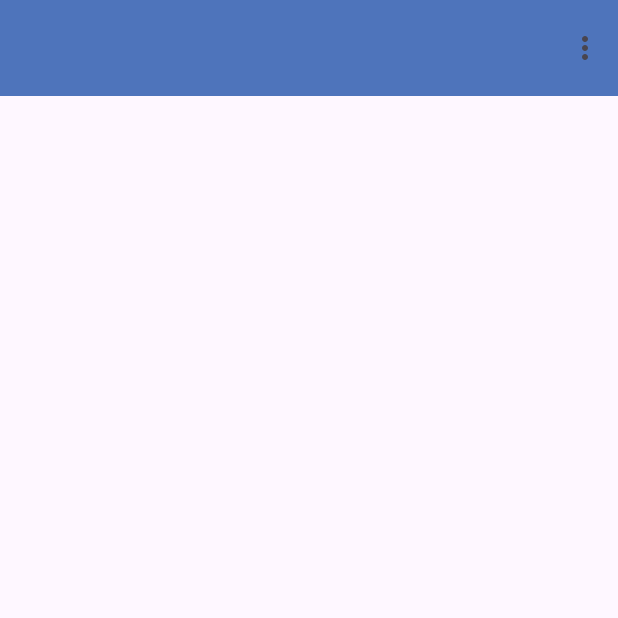
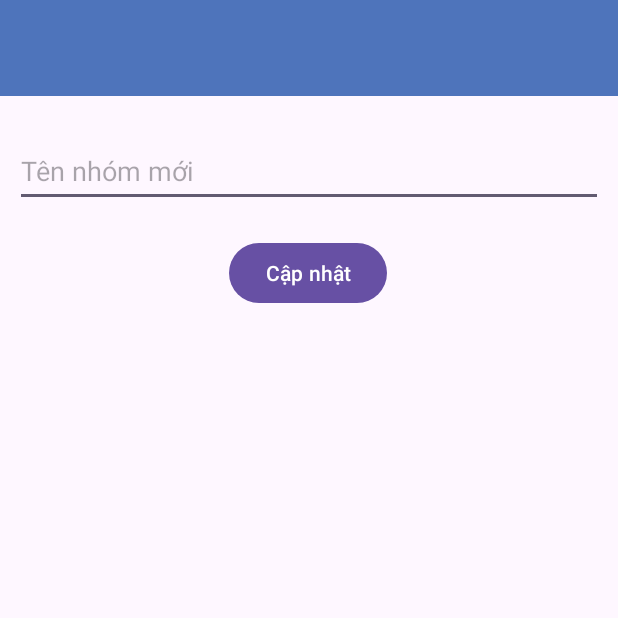
Before and after one commit to ShiroHien/Mob_Todo, an Android app: the TasksGroupView screen opened directly, with no data from a screen before it, in the options menu, after a tap on "Đổi tên nhóm", on a phone screen of 412 x 824 dp, the top half of it. Run offline under Robolectric (Android 15) with nearby library versions, the light colour scheme and no system bars; our stand-ins replace Room's generated code; 3 statements that could not run were skipped.

Commit message:
update + delete tasksgroup

```diff
--- a/app/src/main/AndroidManifest.xml
+++ b/app/src/main/AndroidManifest.xml
@@ -12,6 +12,9 @@
         android:supportsRtl="true"
         android:theme="@style/Theme.ToDoApp"
         tools:targetApi="31">
+        <activity
+            android:name=".ui.UpdateTasksGroupAcitivity"
+            android:exported="false" />
         <activity
             android:name=".ui.TasksGroupView"
             android:exported="false" />
--- a/app/src/main/java/com/mob/todoapp/model/TasksGroup.java
+++ b/app/src/main/java/com/mob/todoapp/model/TasksGroup.java
@@ -3,8 +3,10 @@ package com.mob.todoapp.model;
 import androidx.room.Entity;
 import androidx.room.PrimaryKey;
 
+import java.io.Serializable;
+
 @Entity
-public class TasksGroup {
+public class TasksGroup implements Serializable {
     @PrimaryKey(autoGenerate = true)
     private int id;
     private String title;
--- a/app/src/main/java/com/mob/todoapp/ui/AddTasksGroupActivity.java
+++ b/app/src/main/java/com/mob/todoapp/ui/AddTasksGroupActivity.java
@@ -39,7 +39,7 @@ public class AddTasksGroupActivity extends AppCompatActivity {
         String groupName = edtGroupName.getText().toString().trim();
         Intent intent = new Intent();
         if(groupName != "") {
-            intent.putExtra(MainActivity.TASKSGROUP_NAME, groupName);
+            intent.putExtra(MainActivity.TASKSGROUP_TITLE, groupName);
             setResult(Activity.RESULT_OK, intent);
             finish();
         }
--- /dev/null
+++ b/app/src/main/java/com/mob/todoapp/ui/UpdateTasksGroupAcitivity.java
@@ -0,0 +1,57 @@
+package com.mob.todoapp.ui;
+
+import androidx.appcompat.app.AppCompatActivity;
+import androidx.appcompat.widget.Toolbar;
+
+import android.app.Activity;
+import android.content.Intent;
+import android.os.Bundle;
+import android.view.View;
+import android.widget.Button;
+import android.widget.EditText;
+import android.widget.Toast;
+
+import com.mob.todoapp.MainActivity;
+import com.mob.todoapp.R;
+
+public class UpdateTasksGroupAcitivity extends AppCompatActivity {
+
+    Toolbar toolbar;
+
+    EditText edtNewTitle;
+    Button btnUpdateTasksGroup;
+
+    Intent intent;
+    @Override
+    protected void onCreate(Bundle savedInstanceState) {
+        super.onCreate(savedInstanceState);
+        setContentView(R.layout.activity_update_tasks_group);
+
+        toolbar = findViewById(R.id.tb_update_tasksgroup);
+        edtNewTitle = findViewById(R.id.edt_newTitle);
+        btnUpdateTasksGroup = findViewById(R.id.btn_update_tasksgroup);
+
+        intent = getIntent();
+        String title = intent.getStringExtra(MainActivity.TASKSGROUP_TITLE);
+        toolbar.setTitle(title);
+
+        btnUpdateTasksGroup.setOnClickListener(new View.OnClickListener() {
+            @Override
+            public void onClick(View v) {
+                update();
+            }
+        });
+    }
+
+    private void update() {
+        String newTitle = edtNewTitle.getText().toString().trim();
+        if(newTitle == "") {
+            Toast.makeText(this, "Tên nhóm không được để trống", Toast.LENGTH_SHORT).show();
+        } else {
+            Intent intentResult = new Intent();
+            intentResult.putExtra(MainActivity.TASKSGROUP_TITLE, newTitle);
+            setResult(Activity.RESULT_OK, intentResult);
+            finish();
+        }
+    }
+}
--- /dev/null
+++ b/app/src/main/res/layout/activity_update_tasks_group.xml
@@ -0,0 +1,50 @@
+<?xml version="1.0" encoding="utf-8"?>
+<androidx.constraintlayout.widget.ConstraintLayout xmlns:android="http://schemas.android.com/apk/res/android"
+    xmlns:app="http://schemas.android.com/apk/res-auto"
+    xmlns:tools="http://schemas.android.com/tools"
+    android:layout_width="match_parent"
+    android:layout_height="match_parent"
+    tools:context=".ui.UpdateTasksGroupAcitivity">
+
+    <androidx.appcompat.widget.Toolbar
+        android:id="@+id/tb_update_tasksgroup"
+        android:layout_width="match_parent"
+        android:layout_height="wrap_content"
+        android:background="@color/main_color"
+        app:layout_constraintTop_toTopOf="parent"
+        app:title="Ten nhom"
+        app:titleTextColor="@color/white"
+        tools:layout_editor_absoluteX="0dp" />
+
+    <androidx.constraintlayout.widget.ConstraintLayout
+        android:layout_width="match_parent"
+        android:layout_height="0dp"
+        android:padding="10dp"
+        app:layout_constraintBottom_toBottomOf="parent"
+        app:layout_constraintTop_toBottomOf="@+id/tb_update_tasksgroup">
+
+        <EditText
+            android:id="@+id/edt_newTitle"
+            android:layout_width="match_parent"
+            android:layout_height="wrap_content"
+            android:layout_marginTop="16dp"
+            android:hint="Tên nhóm mới"
+            android:minHeight="48dp"
+            app:layout_constraintTop_toTopOf="parent"
+            tools:layout_editor_absoluteX="16dp" />
+
+        <Button
+            android:id="@+id/btn_update_tasksgroup"
+            android:layout_width="wrap_content"
+            android:layout_height="wrap_content"
+            android:layout_marginTop="20dp"
+            android:text="Cập nhật"
+            app:layout_constraintEnd_toEndOf="parent"
+            app:layout_constraintHorizontal_bias="0.498"
+            app:layout_constraintStart_toStartOf="parent"
+            app:layout_constraintTop_toBottomOf="@+id/edt_newTitle" />
+    </androidx.constraintlayout.widget.ConstraintLayout>
+
+
+
+</androidx.constraintlayout.widget.ConstraintLayout>
```
Also changed, not shown: app/build.gradle.kts (+5 -3 lines), app/src/main/java/com/mob/todoapp/MainActivity.java (+9 -15 lines), app/src/main/java/com/mob/todoapp/ui/TasksGroupView.java (+22 -14 lines), 1 other file.
